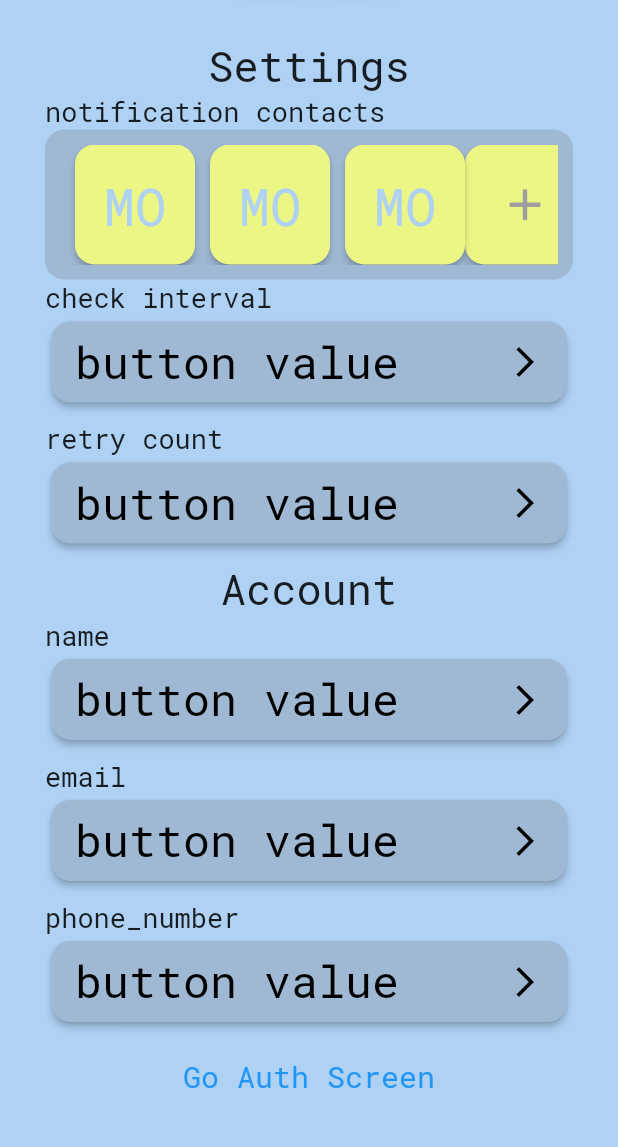
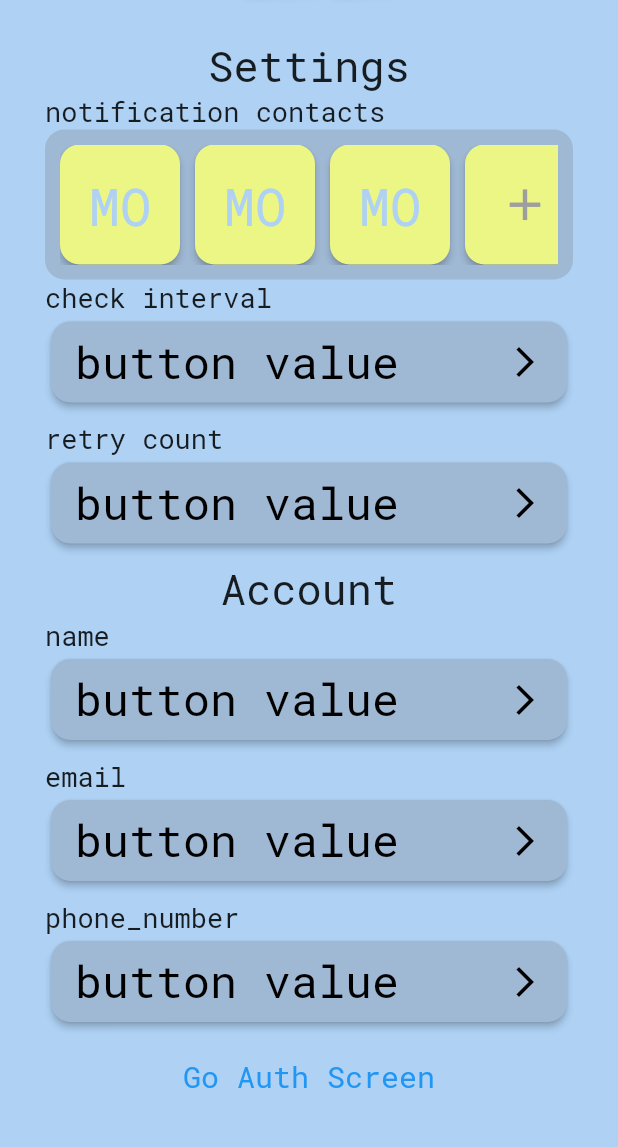
Before and after one commit to gyvm/esper, a Flutter app: the HomeScreen screen opened by its route, swiped to page 2, on a phone screen of 412 x 824 dp, the part 70-1217 px from its top. Run offline on Flutter 3.47's test engine with Material 2 defaults, Android fonts, the phone set to English and light mode, and no system bars.

Commit message:
fix a litle bit

```diff
--- a/lib/widgets/contacts_card.dart
+++ b/lib/widgets/contacts_card.dart
@@ -25,7 +25,7 @@ class ContactsCard extends StatelessWidget {
                   return Column(
                     children: [
                       Padding(
-                        padding: EdgeInsets.only(left: 10),
+                        padding: EdgeInsets.only(right: 10),
                         child: SizedBox(
                           height: 80,
                           width: 80,
```
